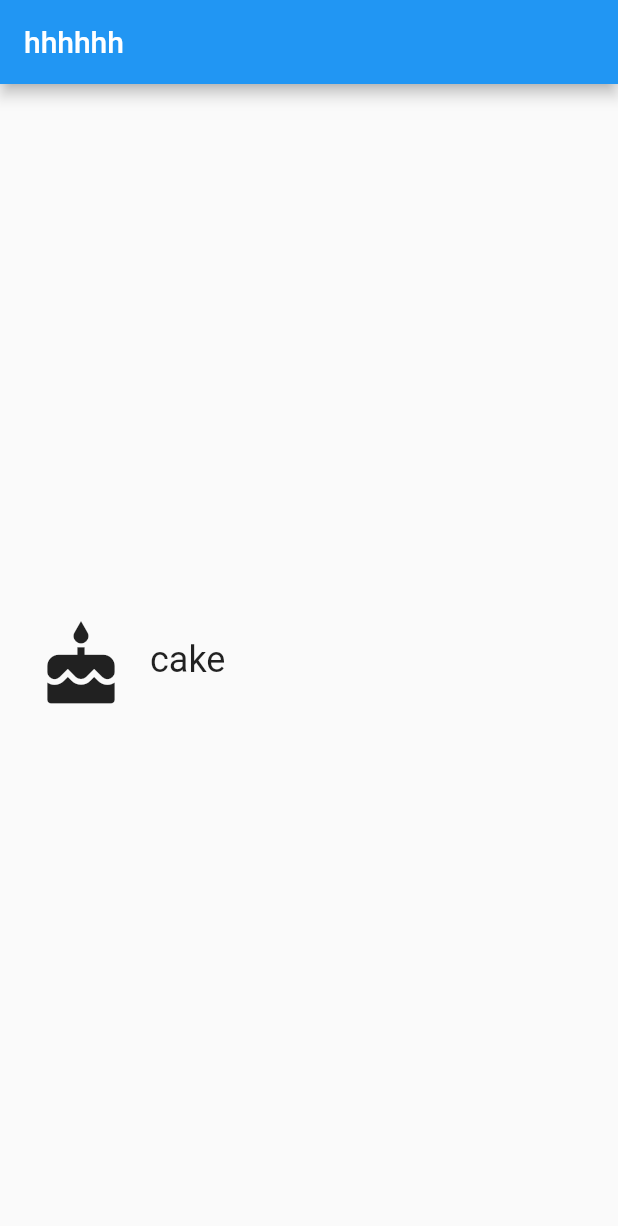
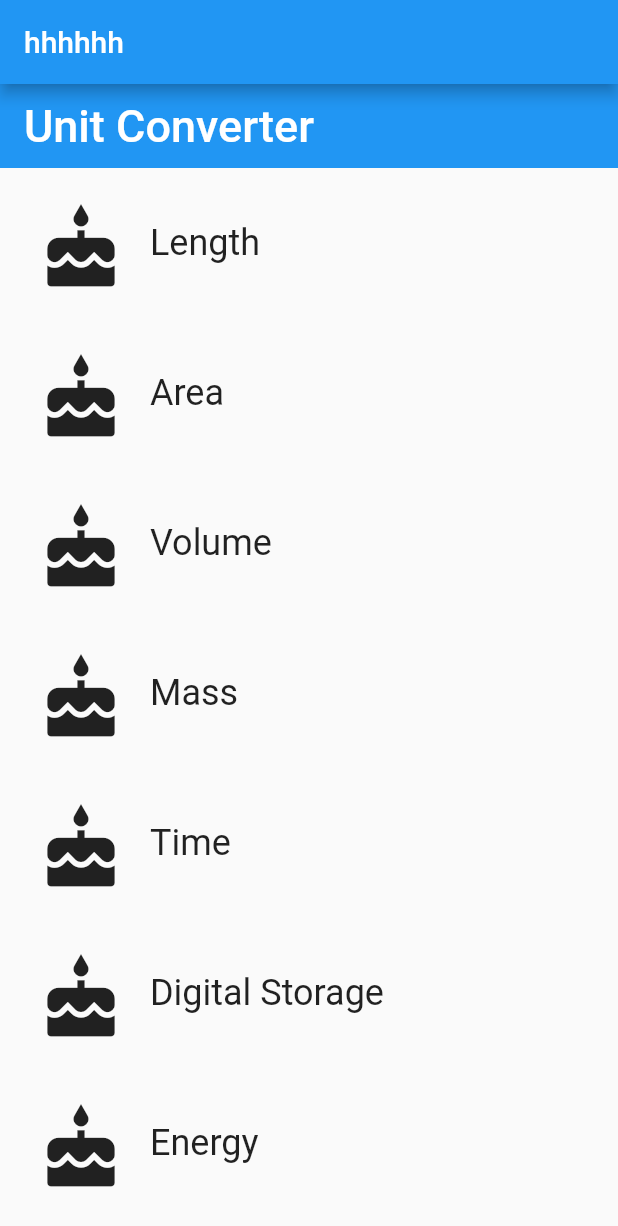
Before and after one commit to AruSeito/flutter_practice, a Flutter app: the screen it shows after launch, on a phone screen of 412 x 824 dp. Shown: the top 1226 px of the screen. Run offline on Flutter 3.47's test engine with Material 2 defaults, Android fonts, the phone set to English and light mode, and no system bars.

Commit message:
feat: ✨ 练习二：封装一个列表

```diff
--- a/lib/components/List/list_item.dart
+++ b/lib/components/List/list_item.dart
@@ -3,7 +3,7 @@
 class ListItem extends StatelessWidget {
   final String name;
   final IconData iconName;
-  final MaterialColor color;
+  final Color color;
 
   const ListItem(
       {Key? key,
@@ -20,8 +20,8 @@
         height: 100.0,
         child: InkWell(
           borderRadius: BorderRadius.circular(50),
-          highlightColor: color[50],
-          splashColor: color[100],
+          highlightColor: color,
+          splashColor: color,
           onTap: () {
             print("点击了");
           },
--- /dev/null
+++ b/lib/components/category_route.dart
@@ -0,0 +1,62 @@
+import 'package:flutter/material.dart';
+import "./List/list_item.dart";
+
+class CategoryRoute extends StatelessWidget {
+  const CategoryRoute({Key? key}) : super(key: key);
+
+  static const _categoryNames = <String>[
+    'Length',
+    'Area',
+    'Volume',
+    'Mass',
+    'Time',
+    'Digital Storage',
+    'Energy',
+    'Currency',
+  ];
+
+  static const _baseColors = <Color>[
+    Colors.teal,
+    Colors.orange,
+    Colors.pinkAccent,
+    Colors.blueAccent,
+    Colors.yellow,
+    Colors.greenAccent,
+    Colors.purpleAccent,
+    Colors.red,
+  ];
+
+  Widget getList(List<Widget> categories) {
+    return ListView.builder(
+        itemCount: categories.length,
+        itemBuilder: (BuildContext context, int index) {
+          return categories[index];
+        });
+  }
+
+  @override
+  Widget build(BuildContext context) {
+    final categories = <ListItem>[];
+
+    for (int i = 0; i < _categoryNames.length; i++) {
+      categories.add(ListItem(
+          name: _categoryNames[i],
+          iconName: Icons.cake,
+          color: _baseColors[i]));
+    }
+
+    final listView = Container(child: getList(categories));
+
+    final appBar = AppBar(
+        elevation: 0.0,
+        title: const Text(
+          "Unit Converter",
+          style: TextStyle(fontSize: 30),
+        ));
+
+    return Scaffold(
+      appBar: appBar,
+      body: listView,
+    );
+  }
+}
--- a/lib/main.dart
+++ b/lib/main.dart
@@ -1,18 +1,12 @@
 import 'package:flutter/material.dart';
-import "./components/List/list_item.dart";
+import "./components/category_route.dart";
 
 class Hello extends StatelessWidget {
   const Hello({Key? key}) : super(key: key);
 
   @override
   Widget build(BuildContext context) {
-    return const Center(
-      child: ListItem(
-        iconName: Icons.cake,
-        name: "cake",
-        color: Colors.blue,
-      ),
-    );
+    return const CategoryRoute();
   }
 }
 
```
